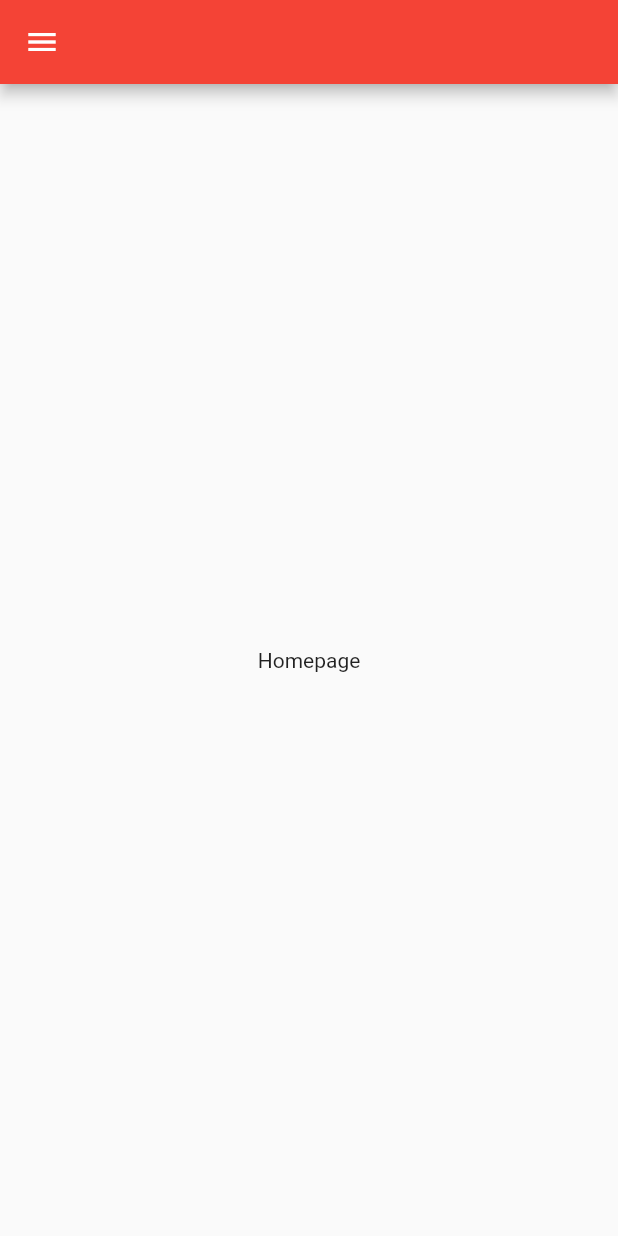
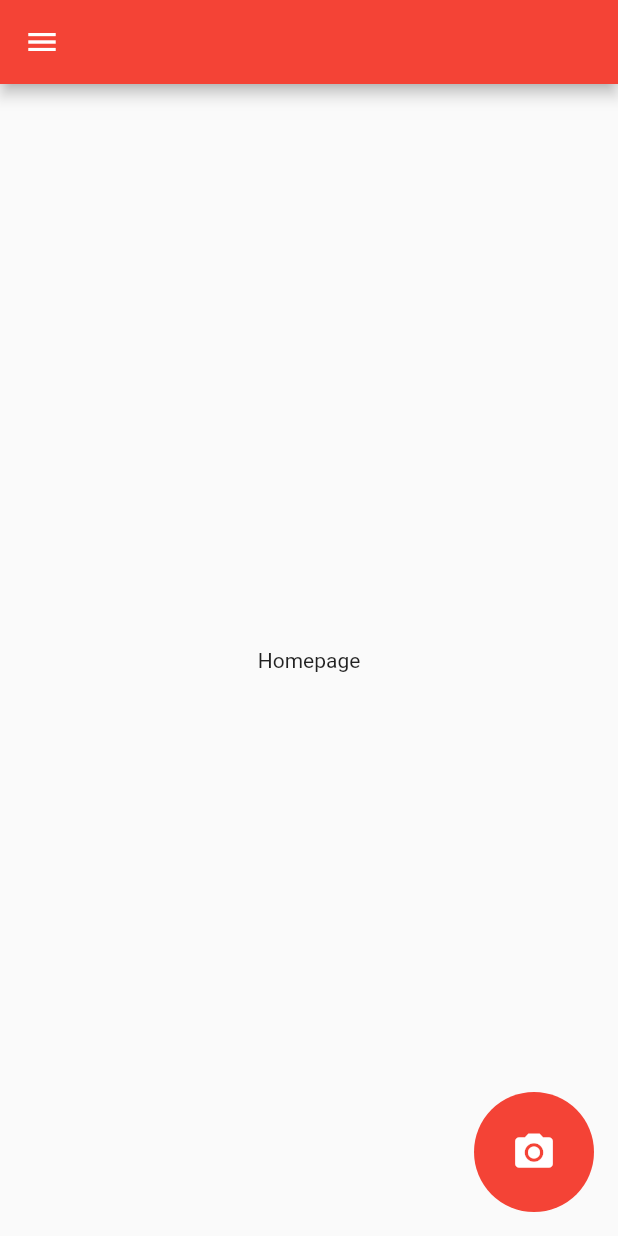
Before and after one commit to Flaudiepie/hackathon2019, a Flutter app: the screen it shows after launch, on a phone screen of 412 x 824 dp. Run offline on Flutter 3.47's test engine with Material 2 defaults, Android fonts, the phone set to English and light mode, and no system bars; missing offline and left inert: barcode_scan.

Commit message:
Barcode scan button implemented

```diff
--- /dev/null
+++ b/lib/barcode_scanner.dart
@@ -0,0 +1,36 @@
+import 'package:flutter/material.dart';
+import 'package:flutter/services.dart';
+import 'package:barcode_scan/barcode_scan.dart';
+
+class ScanCodeButton extends StatefulWidget {
+  @override
+  _ScanCodeButtonState createState() => _ScanCodeButtonState();
+}
+
+class _ScanCodeButtonState extends State<ScanCodeButton> {
+  String barcode = "";
+
+  @override
+  Widget build(BuildContext context) {
+    return Container(
+            height: 80.0,
+            width: 80.0,
+            child: new RawMaterialButton(
+             shape: new CircleBorder(),
+             fillColor: Theme.of(context).primaryColor,
+             elevation: 0.0,
+             child: new Icon(
+               Icons.camera_alt,
+               color: Theme.of(context).accentColor,
+               size: 30,
+            ),
+            onPressed: () async {
+              try{
+                String barcode = await BarcodeScanner.scan();
+                this.barcode = barcode;
+              } on PlatformException catch(e){ }
+            },
+            ),
+    );
+  }
+}
--- a/lib/main.dart
+++ b/lib/main.dart
@@ -1,5 +1,7 @@
 import 'package:flutter/material.dart';
+import 'package:hackathon2019/barcode_scanner.dart';
 import 'package:hackathon2019/drawer.dart';
+
 
 void main() => runApp(MyApp());
 
@@ -23,6 +25,9 @@ class WelcomeScreen extends StatefulWidget {
 }
 
 class _WelcomeScreenState extends State<WelcomeScreen> {
+
+  String barcode = "";
+
   @override
   Widget build(BuildContext context) {
     return Scaffold(
@@ -31,6 +36,7 @@ class _WelcomeScreenState extends State<WelcomeScreen> {
         body: Center(
           child: Text('Homepage'),
         ),
+        floatingActionButton: ScanCodeButton(),
       );
   }
 }
--- a/pubspec.yaml
+++ b/pubspec.yaml
@@ -23,6 +23,7 @@ dependencies:
   # The following adds the Cupertino Icons font to your application.
   # Use with the CupertinoIcons class for iOS style icons.
   cupertino_icons: ^0.1.2
+  barcode_scan : ^0.0.4
 
 dev_dependencies:
   flutter_test:
```
Also changed, not shown: pubspec.lock, 4 other files.
